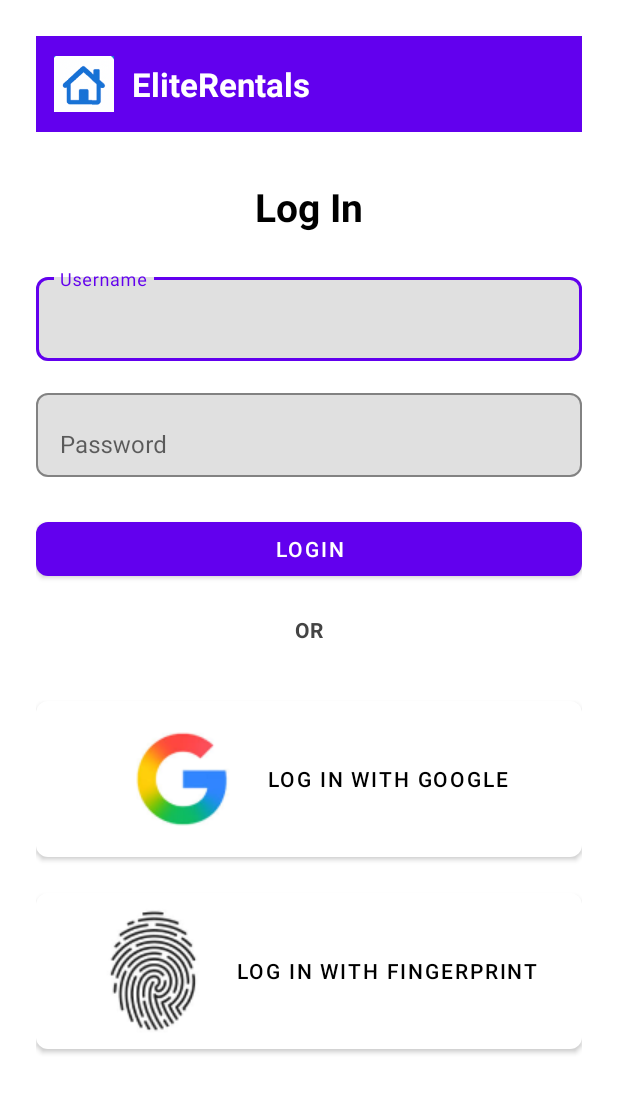
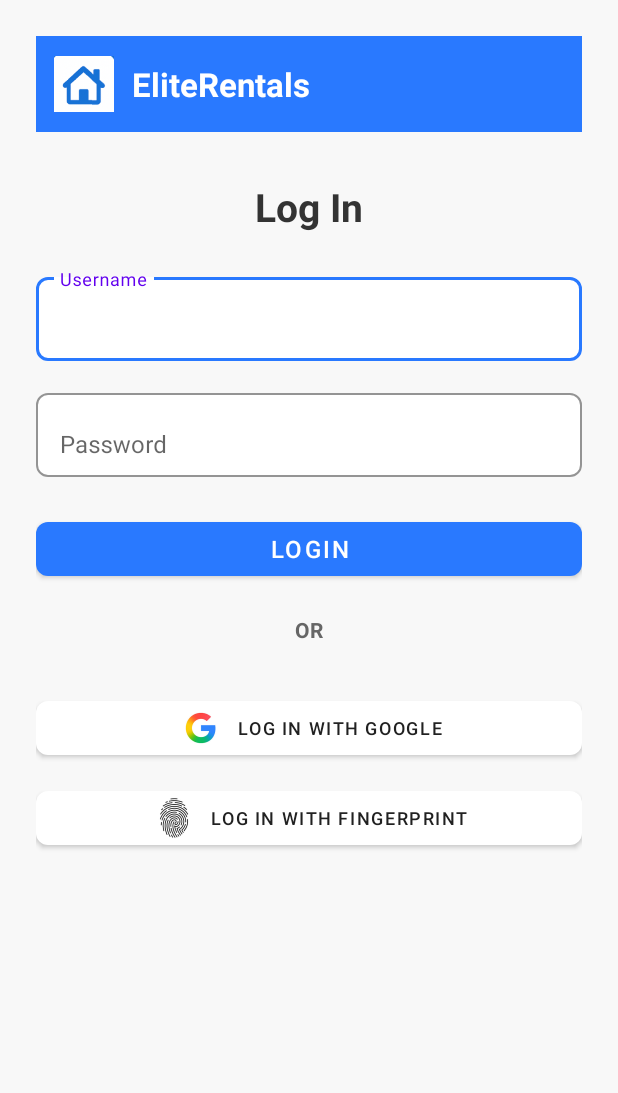
Before and after one commit to Dashayin-Naicker/Elite-Rentals-Mobile-App, an Android app: the screen it shows after launch (LoginActivity), on a phone screen of 412 x 824 dp. Shown: the top 1093 px of the screen. Run offline under Robolectric (Android 15) with nearby library versions, the phone set to English and light mode, and no system bars.

Commit message:
Login page has lang and theme- GIA

```diff
--- a/app/src/main/res/layout/activity_login.xml
+++ b/app/src/main/res/layout/activity_login.xml
@@ -5,7 +5,7 @@
     android:id="@+id/login"
     android:layout_width="match_parent"
     android:layout_height="match_parent"
-    android:background="?android:colorBackground"
+    android:background="@color/backgroundLight"
     tools:context=".LoginActivity">
 
     <LinearLayout
@@ -22,7 +22,7 @@
             android:orientation="horizontal"
             android:gravity="center_vertical"
             android:padding="12dp"
-            android:background="?attr/colorPrimary"
+            android:background="@color/brandBlue"
             android:layout_marginBottom="32dp">
 
             <ImageView
@@ -34,7 +34,7 @@
                 android:layout_width="wrap_content"
                 android:layout_height="wrap_content"
                 android:text="@string/app_name"
-                android:textColor="?android:textColorPrimaryInverse"
+                android:textColor="@android:color/white"
                 android:textSize="22sp"
                 android:textStyle="bold"
                 android:layout_marginStart="12dp" />
@@ -47,7 +47,7 @@
             android:text="@string/login_title"
             android:textSize="26sp"
             android:textStyle="bold"
-            android:textColor="?android:textColorPrimary"
+            android:textColor="@color/textTitle"
             android:layout_marginBottom="24dp" />
 
         <!-- Username -->
@@ -56,7 +56,8 @@
             android:layout_height="wrap_content"
             android:layout_marginBottom="16dp"
             app:boxBackgroundMode="outline"
-            app:boxStrokeColor="?attr/colorPrimary"
+            app:boxStrokeColor="@color/brandBlue"
+            app:boxBackgroundColor="@color/boxBackground"
             app:boxCornerRadiusTopStart="8dp"
             app:boxCornerRadiusTopEnd="8dp"
             app:boxCornerRadiusBottomStart="8dp"
@@ -68,7 +69,8 @@
                 android:layout_height="wrap_content"
                 android:hint="@string/hint_username"
                 android:inputType="textEmailAddress"
-                android:textColor="?android:textColorPrimary" />
+                android:textColor="@color/textPrimary"
+                android:textColorHint="@color/textSecondary" />
         </com.google.android.material.textfield.TextInputLayout>
 
         <!-- Password -->
@@ -76,7 +78,8 @@
             android:layout_width="match_parent"
             android:layout_height="wrap_content"
             app:boxBackgroundMode="outline"
-            app:boxStrokeColor="?attr/colorPrimary"
+            app:boxStrokeColor="@color/brandBlue"
+            app:boxBackgroundColor="@color/boxBackground"
             app:boxCornerRadiusTopStart="8dp"
             app:boxCornerRadiusTopEnd="8dp"
             app:boxCornerRadiusBottomStart="8dp"
@@ -88,18 +91,21 @@
                 android:layout_height="wrap_content"
                 android:hint="@string/hint_password"
                 android:inputType="textPassword"
-                android:textColor="?android:textColorPrimary" />
+                android:textColor="@color/textPrimary"
+                android:textColorHint="@color/textSecondary" />
         </com.google.android.material.textfield.TextInputLayout>
 
         <!-- Login Button -->
         <com.google.android.material.button.MaterialButton
             android:id="@+id/btnLogin"
             android:layout_width="match_parent"
-            android:layout_height="wrap_content"
+            android:layout_height="48dp"
             android:text="@string/btn_login"
-            android:textColor="?android:textColorPrimaryInverse"
+            android:textColor="@android:color/white"
+            android:textSize="16sp"
+            android:padding="0dp"
             android:layout_marginTop="24dp"
-            app:backgroundTint="?attr/colorPrimary"
+            app:backgroundTint="@color/brandBlue"
             app:cornerRadius="8dp" />
 
         <!-- Divider -->
@@ -108,7 +114,7 @@
             android:layout_height="wrap_content"
             android:text="@string/divider_or"
             android:textStyle="bold"
-            android:textColor="?android:textColorSecondary"
+            android:textColor="@color/textSecondary"
             android:layout_marginTop="20dp"
             android:layout_marginBottom="20dp" />
 
@@ -116,30 +122,36 @@
         <com.google.android.material.button.MaterialButton
             android:id="@+id/btnGoogle"
             android:layout_width="match_parent"
-            android:layout_height="wrap_content"
+            android:layout_height="48dp"
             android:text="@string/btn_google_login"
-            android:textColor="?android:textColorPrimary"
+            android:textColor="@color/textPrimary"
+            android:textSize="12sp"
+            android:padding="0dp"
             android:layout_marginTop="12dp"
             app:icon="@drawable/google"
             app:iconGravity="textStart"
             app:iconPadding="8dp"
+            app:iconSize="32dp"
             app:iconTint="@null"
-            app:backgroundTint="?attr/colorSurface"
+            app:backgroundTint="@color/boxBackground"
             app:cornerRadius="8dp" />
 
         <!-- Fingerprint Login -->
         <com.google.android.material.button.MaterialButton
             android:id="@+id/btnFingerprint"
             android:layout_width="match_parent"
-            android:layout_height="wrap_content"
+            android:layout_height="48dp"
             android:text="@string/btn_fingerprint_login"
-            android:textColor="?android:textColorPrimary"
+            android:textColor="@color/textPrimary"
+            android:textSize="12sp"
+            android:padding="0dp"
             android:layout_marginTop="12dp"
             app:icon="@drawable/fingerprint"
             app:iconGravity="textStart"
             app:iconPadding="8dp"
+            app:iconSize="32dp"
             app:iconTint="@null"
-            app:backgroundTint="?attr/colorSurface"
+            app:backgroundTint="@color/boxBackground"
             app:cornerRadius="8dp" />
 
     </LinearLayout>
--- /dev/null
+++ b/app/src/main/res/values-night/colors.xml
@@ -0,0 +1,9 @@
+<?xml version="1.0" encoding="utf-8"?>
+<resources>
+    <color name="brandBlue">#2979FF</color> <!-- stays consistent -->
+    <color name="backgroundLight">#121212</color>
+    <color name="boxBackground">#1E1E1E</color>
+    <color name="textTitle">#FFFFFF</color>
+    <color name="textPrimary">#FFFFFF</color>
+    <color name="textSecondary">#CCCCCC</color>
+</resources>
--- a/app/src/main/res/values/colors.xml
+++ b/app/src/main/res/values/colors.xml
@@ -5,6 +5,12 @@
     <color name="primaryText">#212121</color>
     <color name="secondaryText">#424242</color>
     <color name="hintText">#757575</color>
-    <color name="primaryAccent">#00796B</color> <!-- Teal or your brand color -->
+    <color name="primaryAccent">#00796B</color>
+    <color name="brandBlue">#2979FF</color>
+    <color name="backgroundLight">#F8F8F8</color>
+    <color name="boxBackground">#FFFFFF</color>
+    <color name="textTitle">#333333</color>
+    <color name="textPrimary">#212121</color>
+    <color name="textSecondary">#666666</color><!-- Teal or your brand color -->
 
 </resources>
```
